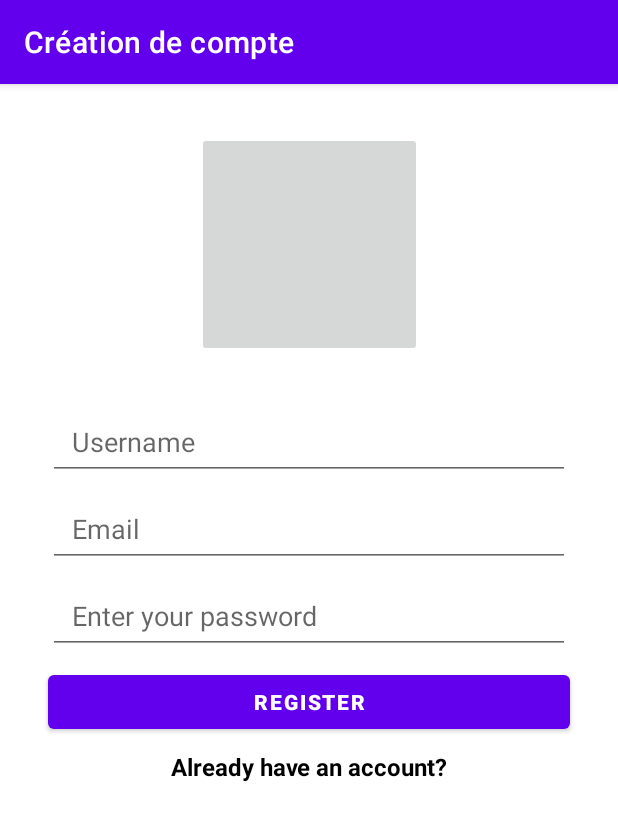
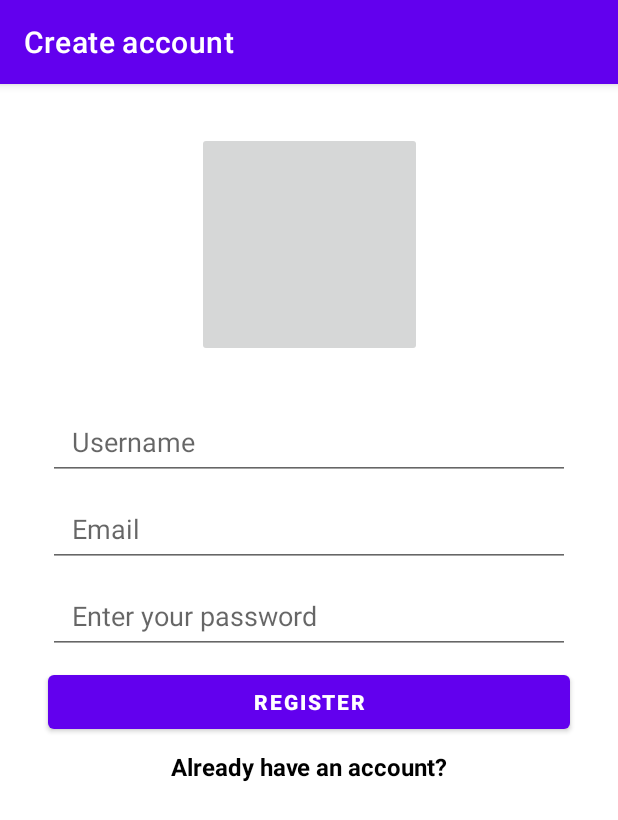
Before and after one commit to AntoineMarchaud/amTchat, an Android app: the screen it shows after launch (MainActivity), on a phone screen of 412 x 824 dp. Shown: the top 820 px of the screen. Run offline under Robolectric (Android 15) with nearby library versions, the phone set to English and light mode, and no system bars; our stand-ins replace Dagger/Hilt's generated code, Firebase (no records; nobody signed in at launch, a user with empty details on screens opened directly), Room's generated code, RxJava, data binding and 1 more; 4 statements that could not run were skipped.

Commit message:
improve navigation

```diff
--- a/app/src/main/java/com/amarchaud/amtchat/MainActivity.kt
+++ b/app/src/main/java/com/amarchaud/amtchat/MainActivity.kt
@@ -1,18 +1,39 @@
 package com.amarchaud.amtchat
 
-import android.content.Intent
 import android.os.Bundle
 import androidx.appcompat.app.AppCompatActivity
+import androidx.navigation.NavController
+import androidx.navigation.Navigation
+import androidx.navigation.fragment.NavHostFragment
+import androidx.navigation.ui.NavigationUI
 import com.google.firebase.database.FirebaseDatabase
-import com.google.firebase.ktx.Firebase
 
 
 class MainActivity : AppCompatActivity() {
+
+    lateinit var navController : NavController
+
     override fun onCreate(savedInstanceState: Bundle?) {
         super.onCreate(savedInstanceState)
         setContentView(R.layout.activity_main)
 
         // save everything on local phone
         FirebaseDatabase.getInstance().setPersistenceEnabled(true)
+
+        val navHostFragment = supportFragmentManager.findFragmentById(R.id.my_first_host_fragment) as NavHostFragment
+        navController = navHostFragment.navController
+        NavigationUI.setupActionBarWithNavController(this, navController)
+    }
+
+
+    fun getStackCount(): Int {
+        val navHostFragment =
+            supportFragmentManager.findFragmentById(R.id.my_first_host_fragment) as NavHostFragment
+        return navHostFragment.childFragmentManager.backStackEntryCount
+    }
+
+    override fun onSupportNavigateUp(): Boolean {
+        navController.navigateUp()
+        return super.onSupportNavigateUp()
     }
 }
--- a/app/src/main/java/com/amarchaud/amtchat/ui/createaccount/CreateAccountFragment.kt
+++ b/app/src/main/java/com/amarchaud/amtchat/ui/createaccount/CreateAccountFragment.kt
@@ -30,7 +30,8 @@ class CreateAccountFragment : Fragment() {
         savedInstanceState: Bundle?
     ): View {
 
-        (activity as AppCompatActivity).supportActionBar?.title = "Création de compte"
+        (activity as AppCompatActivity).supportActionBar?.show()
+        (activity as AppCompatActivity).supportActionBar?.setDisplayHomeAsUpEnabled(false)
 
         binding = CreateAccountFragmentBinding.inflate(inflater, container, false)
         return binding.root
--- a/app/src/main/java/com/amarchaud/amtchat/ui/login/LoginFragment.kt
+++ b/app/src/main/java/com/amarchaud/amtchat/ui/login/LoginFragment.kt
@@ -2,12 +2,14 @@ package com.amarchaud.amtchat.ui.login
 
 import android.os.Bundle
 import android.view.LayoutInflater
+import android.view.MenuItem
 import android.view.View
 import android.view.ViewGroup
 import androidx.appcompat.app.AppCompatActivity
 import androidx.fragment.app.Fragment
 import androidx.lifecycle.ViewModelProvider
 import androidx.navigation.Navigation
+import androidx.navigation.ui.NavigationUI
 import com.amarchaud.amtchat.databinding.LoginFragmentBinding
 
 class LoginFragment : Fragment() {
@@ -23,9 +25,6 @@ class LoginFragment : Fragment() {
         inflater: LayoutInflater, container: ViewGroup?,
         savedInstanceState: Bundle?
     ): View {
-
-        (activity as AppCompatActivity).supportActionBar?.title = "Login"
-
         binding = LoginFragmentBinding.inflate(inflater, container, false)
         return binding.root
     }
--- a/app/src/main/java/com/amarchaud/amtchat/ui/splash/SplashFragment.kt
+++ b/app/src/main/java/com/amarchaud/amtchat/ui/splash/SplashFragment.kt
@@ -6,6 +6,7 @@ import androidx.fragment.app.Fragment
 import android.view.LayoutInflater
 import android.view.View
 import android.view.ViewGroup
+import androidx.appcompat.app.AppCompatActivity
 import androidx.navigation.Navigation
 import com.amarchaud.amtchat.databinding.SplashFragmentBinding
 
@@ -22,6 +23,9 @@ class SplashFragment : Fragment() {
         inflater: LayoutInflater, container: ViewGroup?,
         savedInstanceState: Bundle?
     ): View {
+
+        (activity as AppCompatActivity).supportActionBar?.hide()
+
         binding = SplashFragmentBinding.inflate(inflater, container, false)
         return binding.root
     }
--- a/app/src/main/res/navigation/nav_graph.xml
+++ b/app/src/main/res/navigation/nav_graph.xml
@@ -7,7 +7,7 @@
     <fragment
         android:id="@+id/splashFragment"
         android:name="com.amarchaud.amtchat.ui.splash.SplashFragment"
-        android:label="splash_fragment"
+        android:label="Splash"
         tools:layout="@layout/splash_fragment">
         <action
             android:id="@+id/action_splashFragment_to_lastMessagesFragment"
@@ -23,7 +23,7 @@
     <fragment
         android:id="@+id/loginFragment"
         android:name="com.amarchaud.amtchat.ui.login.LoginFragment"
-        android:label="login_fragment"
+        android:label="Login"
         tools:layout="@layout/login_fragment">
         <action
             android:id="@+id/action_loginFragment_to_lastMessagesFragment"
@@ -34,7 +34,7 @@
     <fragment
         android:id="@+id/lastMessagesFragment"
         android:name="com.amarchaud.amtchat.ui.lastmessages.LastMessagesFragment"
-        android:label="last_messages_fragment"
+        android:label="Last messages"
         tools:layout="@layout/last_messages_fragment">
         <action
             android:id="@+id/action_lastMessagesFragment_to_newMessageFragment"
@@ -47,7 +47,7 @@
     <fragment
         android:id="@+id/createAccountFragment"
         android:name="com.amarchaud.amtchat.ui.createaccount.CreateAccountFragment"
-        android:label="create_account_fragment"
+        android:label="Create account"
         tools:layout="@layout/create_account_fragment">
         <action
             android:id="@+id/action_createAccountFragment_to_lastMessagesFragment"
@@ -61,7 +61,7 @@
     <fragment
         android:id="@+id/newMessageFragment"
         android:name="com.amarchaud.amtchat.ui.chooseuser.ChooseUserFragment"
-        android:label="new_message_fragment"
+        android:label="New message"
         tools:layout="@layout/choose_user_fragment">
         <action
             android:id="@+id/action_newMessageFragment_to_chatFragment"
@@ -71,7 +71,6 @@
     <fragment
         android:id="@+id/chatFragment"
         android:name="com.amarchaud.amtchat.ui.chat.ChatFragment"
-        android:label="chat_fragment"
         tools:layout="@layout/chat_fragment" >
         <argument
             android:name="ChatUser"
```
Also changed, not shown: app/src/main/java/com/amarchaud/amtchat/ui/lastmessages/LastMessagesFragment.kt (+10 -4 lines).
